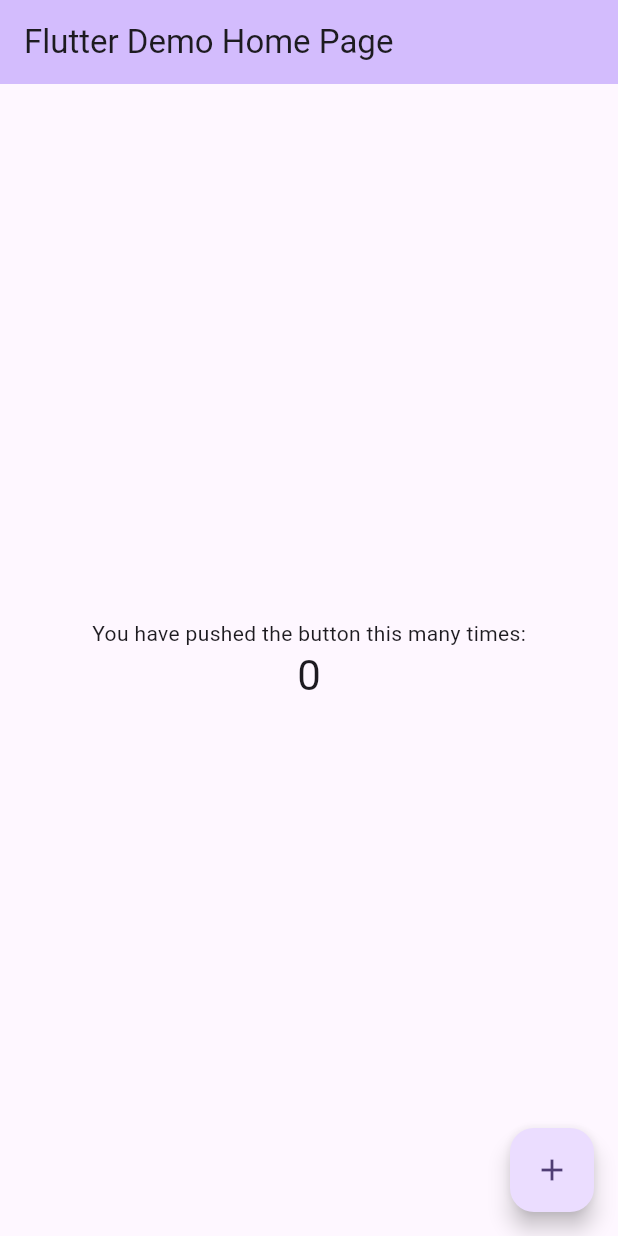
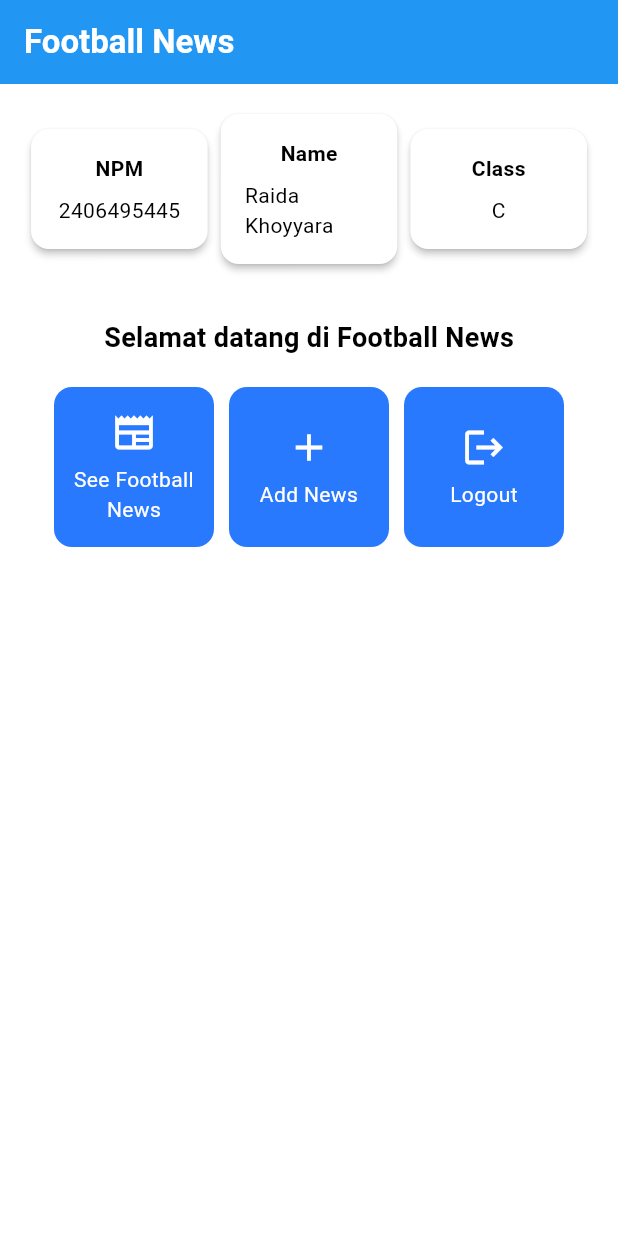
Before and after one commit to raidakhoyyara/football-news-mobile, a Flutter app: the screen it shows after launch, on a phone screen of 412 x 824 dp. Run offline on Flutter 3.47's test engine with Material 3 defaults, Android fonts, the phone set to English and light mode, and no system bars.

Commit message:
tutorial 6 selesai

```diff
--- a/lib/main.dart
+++ b/lib/main.dart
@@ -1,4 +1,5 @@
 import 'package:flutter/material.dart';
+import 'package:football_news/menu.dart';
 
 void main() {
   runApp(const MyApp());
@@ -28,95 +29,9 @@ class MyApp extends StatelessWidget {
         //
         // This works for code too, not just values: Most code changes can be
         // tested with just a hot reload.
-        colorScheme: ColorScheme.fromSeed(seedColor: Colors.deepPurple),
+        colorScheme: ColorScheme.fromSwatch(primarySwatch: Colors.blue).copyWith(secondary: Colors.blueAccent[400]),
       ),
-      home: const MyHomePage(title: 'Flutter Demo Home Page'),
+      home: MyHomePage(),
     );
   }
 }
-
-class MyHomePage extends StatefulWidget {
-  const MyHomePage({super.key, required this.title});
-
-  // This widget is the home page of your application. It is stateful, meaning
-  // that it has a State object (defined below) that contains fields that affect
-  // how it looks.
-
-  // This class is the configuration for the state. It holds the values (in this
-  // case the title) provided by the parent (in this case the App widget) and
-  // used by the build method of the State. Fields in a Widget subclass are
-  // always marked "final".
-
-  final String title;
-
-  @override
-  State<MyHomePage> createState() => _MyHomePageState();
-}
-
-class _MyHomePageState extends State<MyHomePage> {
-  int _counter = 0;
-
-  void _incrementCounter() {
-    setState(() {
-      // This call to setState tells the Flutter framework that something has
-      // changed in this State, which causes it to rerun the build method below
-      // so that the display can reflect the updated values. If we changed
-      // _counter without calling setState(), then the build method would not be
-      // called again, and so nothing would appear to happen.
-      _counter++;
-    });
-  }
-
-  @override
-  Widget build(BuildContext context) {
-    // This method is rerun every time setState is called, for instance as done
-    // by the _incrementCounter method above.
-    //
-    // The Flutter framework has been optimized to make rerunning build methods
-    // fast, so that you can just rebuild anything that needs updating rather
-    // than having to individually change instances of widgets.
-    return Scaffold(
-      appBar: AppBar(
-        // TRY THIS: Try changing the color here to a specific color (to
-        // Colors.amber, perhaps?) and trigger a hot reload to see the AppBar
-        // change color while the other colors stay the same.
-        backgroundColor: Theme.of(context).colorScheme.inversePrimary,
-        // Here we take the value from the MyHomePage object that was created by
-        // the App.build method, and use it to set our appbar title.
-        title: Text(widget.title),
-      ),
-      body: Center(
-        // Center is a layout widget. It takes a single child and positions it
-        // in the middle of the parent.
-        child: Column(
-          // Column is also a layout widget. It takes a list of children and
-          // arranges them vertically. By default, it sizes itself to fit its
-          // children horizontally, and tries to be as tall as its parent.
-          //
-          // Column has various properties to control how it sizes itself and
-          // how it positions its children. Here we use mainAxisAlignment to
-          // center the children vertically; the main axis here is the vertical
-          // axis because Columns are vertical (the cross axis would be
-          // horizontal).
-          //
-          // TRY THIS: Invoke "debug painting" (choose the "Toggle Debug Paint"
-          // action in the IDE, or press "p" in the console), to see the
-          // wireframe for each widget.
-          mainAxisAlignment: MainAxisAlignment.center,
-          children: <Widget>[
-            const Text('You have pushed the button this many times:'),
-            Text(
-              '$_counter',
-              style: Theme.of(context).textTheme.headlineMedium,
-            ),
-          ],
-        ),
-      ),
-      floatingActionButton: FloatingActionButton(
-        onPressed: _incrementCounter,
-        tooltip: 'Increment',
-        child: const Icon(Icons.add),
-      ), // This trailing comma makes auto-formatting nicer for build methods.
-    );
-  }
-}
--- /dev/null
+++ b/lib/menu.dart
@@ -0,0 +1,176 @@
+import 'package:flutter/material.dart';
+
+
+class MyHomePage extends StatelessWidget {
+    MyHomePage({super.key});
+
+    final String nama = "Raida Khoyyara"; //nama
+    final String npm = "2406495445"; //npm
+    final String kelas = "C";//kelas
+
+    final List<ItemHomepage> items = [
+        ItemHomepage("See Football News", Icons.newspaper),
+        ItemHomepage("Add News", Icons.add),
+        ItemHomepage("Logout", Icons.logout),
+    ];
+
+    @override
+    Widget build(BuildContext context) {
+        return Scaffold(
+            appBar: AppBar(
+                title: const Text(
+                    'Football News', style: TextStyle(
+                        color: Colors.white, fontWeight: FontWeight.bold,
+                    ),
+                ),
+                backgroundColor: Theme.of(context).colorScheme.primary,
+            ),
+
+            body: Padding(
+                padding: const EdgeInsets.all(16.0),
+                // Menyusun widget secara vertikal dalam sebuah kolom.
+                child: Column(
+                    crossAxisAlignment: CrossAxisAlignment.center,
+                    children: [
+                        Row(
+                            mainAxisAlignment: MainAxisAlignment.spaceEvenly,
+                            children:[
+                                InfoCard(title: 'NPM', content: npm),
+                                InfoCard(title: 'Name', content: nama),
+                                InfoCard(title: 'Class', content: kelas),
+                            ],
+                        ),
+                        // Memberikan jarak vertikal 16 unit.
+                        const SizedBox(height: 16.0),
+
+                        Center(
+                            child: Column(
+                                children: [
+                                    const Padding(
+                                        padding: EdgeInsets.only(top: 16.0),
+                                        child: Text(
+                                            'Selamat datang di Football News',
+                                            style: TextStyle(
+                                                fontWeight: FontWeight.bold,
+                                                fontSize: 18.0,
+                                            ),
+                                        ),
+                                    ),
+                                    GridView.count (
+                                        primary: true,
+                                        padding: const EdgeInsets.all(20),
+                                        crossAxisSpacing: 10,
+                                        mainAxisSpacing: 10,
+                                        crossAxisCount: 3,
+                                        // Agar grid menyesuaikan tinggi kontennya.
+                                        shrinkWrap: true,
+
+                                        // Menampilkan ItemCard untuk setiap item dalam list items.
+                                        children: items.map((item){
+                                            return ItemCard(item);
+                                        }).toList(),
+                                    ),
+                                ],
+                            ),
+                        ),
+                    ],
+                ),
+            ),
+        );
+    }
+}
+
+class InfoCard extends StatelessWidget {
+    // Kartu informasi yang menampilkan title dan content.
+
+    final String title;  // Judul kartu.
+    final String content;  // Isi kartu.
+
+    const InfoCard({super.key, required this.title, required this.content});
+
+    @override
+    Widget build(BuildContext context) {
+        return Card(
+        // Membuat kotak kartu dengan bayangan dibawahnya.
+        elevation: 2.0,
+        child: Container(
+            // Mengatur ukuran dan jarak di dalam kartu.
+            width: MediaQuery.of(context).size.width / 3.5, // menyesuaikan dengan lebar device yang digunakan.
+            padding: const EdgeInsets.all(16.0),
+            // Menyusun title dan content secara vertikal.
+            child: Column(
+            children: [
+                Text(
+                title,
+                style: const TextStyle(fontWeight: FontWeight.bold),
+                ),
+                const SizedBox(height: 8.0),
+                Text(content),
+            ],
+            ),
+        ),
+        );
+    }
+}
+
+class ItemHomepage {
+    final String name;
+    final IconData icon;
+
+    ItemHomepage(this.name, this.icon);
+}
+
+
+class ItemCard extends StatelessWidget {
+    // Menampilkan kartu dengan ikon dan nama.
+
+    final ItemHomepage item;
+
+    const ItemCard(this.item, {super.key});
+
+    @override
+    Widget build(BuildContext context) {
+        return Material(
+        // Menentukan warna latar belakang dari tema aplikasi.
+        color: Theme.of(context).colorScheme.secondary,
+        // Membuat sudut kartu melengkung.
+        borderRadius: BorderRadius.circular(12),
+
+        child: InkWell(
+            // Aksi ketika kartu ditekan.
+            onTap: () {
+            // Menampilkan pesan SnackBar saat kartu ditekan.
+            ScaffoldMessenger.of(context)
+                ..hideCurrentSnackBar()
+                ..showSnackBar(
+                SnackBar(content: Text("Kamu telah menekan tombol ${item.name}!"))
+                );
+            },
+            // Container untuk menyimpan Icon dan Text
+            child: Container(
+            padding: const EdgeInsets.all(8),
+            child: Center(
+                child: Column(
+                // Menyusun ikon dan teks di tengah kartu.
+                mainAxisAlignment: MainAxisAlignment.center,
+                children: [
+                    Icon(
+                    item.icon,
+                    color: Colors.white,
+                    size: 30.0,
+                    ),
+                    const Padding(padding: EdgeInsets.all(3)),
+                    Text(
+                    item.name,
+                    textAlign: TextAlign.center,
+                    style: const TextStyle(color: Colors.white),
+                    ),
+                ],
+                ),
+            ),
+            ),
+        ),
+        );
+    }
+
+}
```
